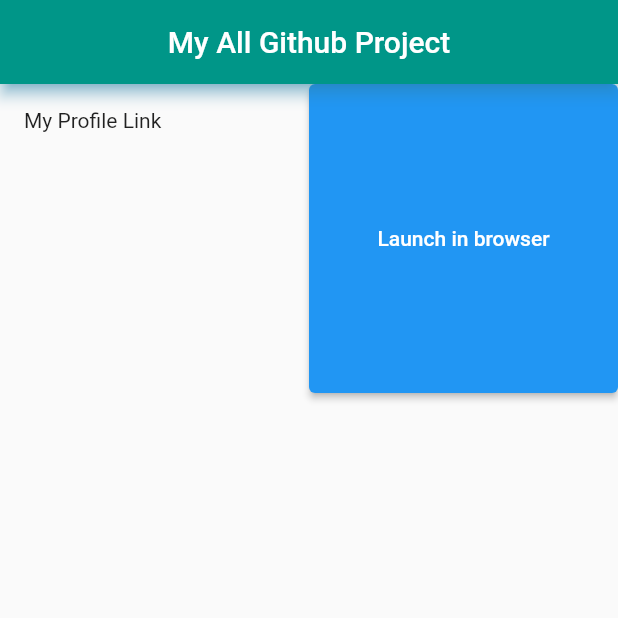
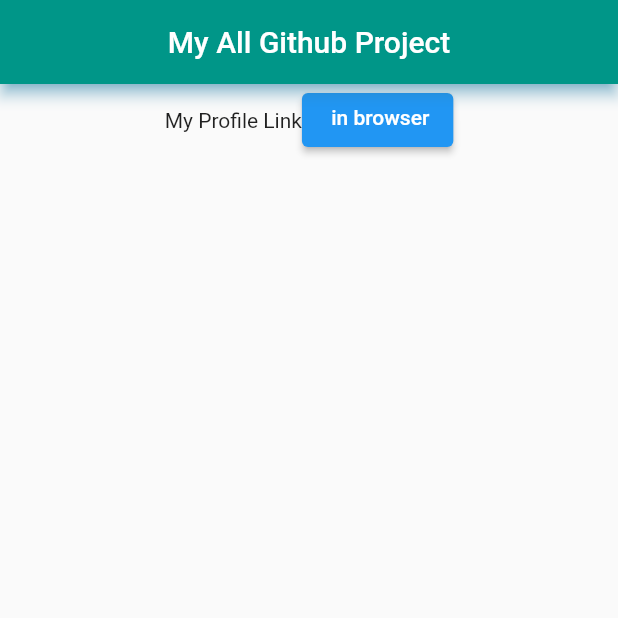
Before and after one commit to shubhamgitvns/mygitproject, a Flutter app: the screen it shows after launch, on a phone screen of 412 x 824 dp, the top half of it. Run offline on Flutter 3.47's test engine with Material 2 defaults, Android fonts, the phone set to English and light mode, and no system bars.

Commit message:
Create layout text and button in row

```diff
--- a/lib/Stateful.dart
+++ b/lib/Stateful.dart
@@ -1,3 +1,5 @@
+import 'dart:math';
+
 import 'package:flutter/material.dart';
 import 'package:url_launcher/link.dart';
 import 'package:url_launcher/url_launcher.dart';
@@ -26,21 +28,32 @@
         scheme: 'https',
         host: 'github.com',
         path: '/shubhamgitvns');
+
     return Center(
-      child: GridView.count(
-        crossAxisCount: 2,
-        children: <Widget>[
+      child: Column(
+
+        children: [
+          Row(
+           mainAxisAlignment: MainAxisAlignment.center,
+            children: [
               const Padding(
-
-            padding: EdgeInsets.all(16.0),
+                padding: EdgeInsets.all(0.0),
                 child: Text("My Profile Link"),
               ),
+
               ElevatedButton(
+                // style: style,
                 onPressed: () => setState(() {
                   _launched = _launchInBrowser(toLaunch);
                 }),
-            child: const Text('Launch in browser'),
+                child: const SizedBox(child: Text(' in browser'),
+                  height: 20,),
               ),
+
+            ],
+
+          )
+
         ],
       ),
     );
```
Lines whose indentation alone changed are shown as unchanged.
